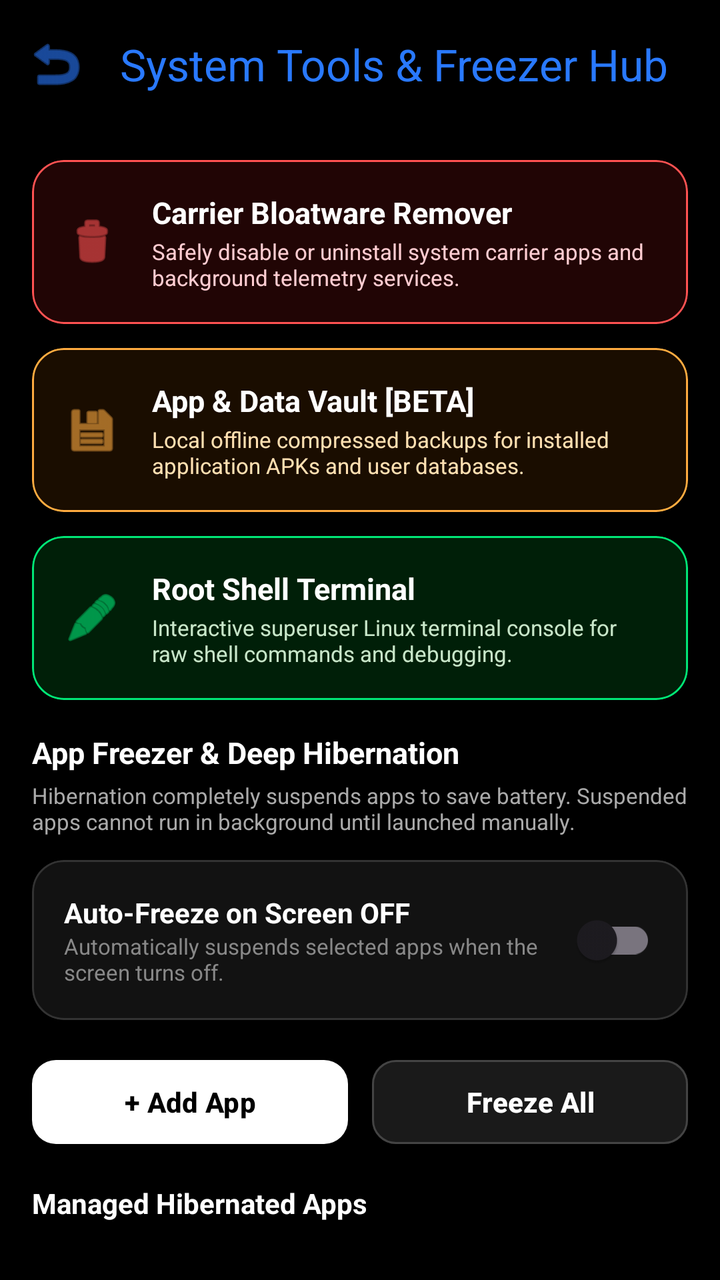
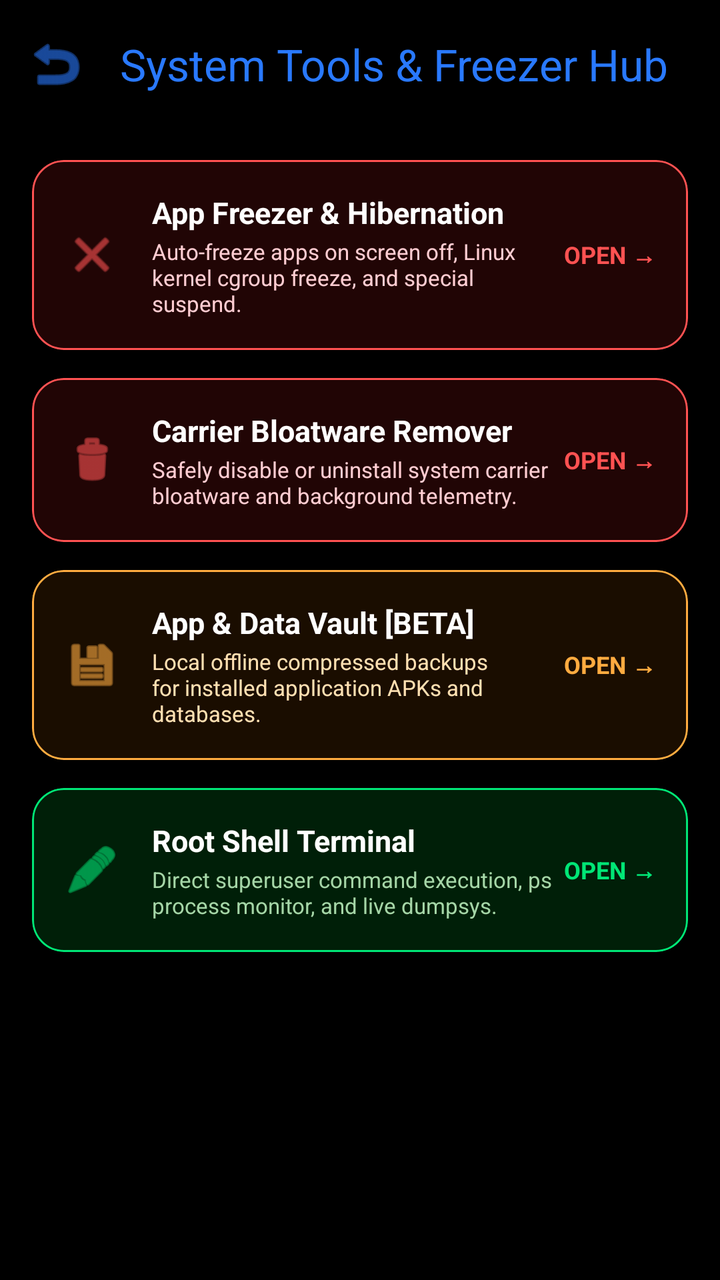

Compare the two renders of this Android layout. The source of the first and the diff that turns it into the second are given below.
<!-- AndroidManifest.xml: activity theme Theme.PhoneControl -->
<!-- res/layout/activity_freezer.xml -->
<?xml version="1.0" encoding="utf-8"?>
<LinearLayout xmlns:android="http://schemas.android.com/apk/res/android"
    xmlns:app="http://schemas.android.com/apk/res-auto"
    android:layout_width="match_parent"
    android:layout_height="match_parent"
    android:orientation="vertical"
    android:background="@android:color/black"
    android:fitsSystemWindows="true">

    <com.google.android.material.appbar.MaterialToolbar
        android:id="@+id/toolbarFreezer"
        android:layout_width="match_parent"
        android:layout_height="?attr/actionBarSize"
        app:title="System Tools &amp; Freezer Hub"
        app:titleTextColor="@color/color_freezer"
        app:navigationIcon="@android:drawable/ic_menu_revert"
        app:navigationIconTint="@color/color_freezer" />

    <androidx.core.widget.NestedScrollView
        android:layout_width="match_parent"
        android:layout_height="match_parent">

        <LinearLayout
            android:layout_width="match_parent"
            android:layout_height="wrap_content"
            android:orientation="vertical"
            android:padding="16dp">

            
            <com.google.android.material.card.MaterialCardView
                android:id="@+id/cardBloatware"
                android:layout_width="match_parent"
                android:layout_height="wrap_content"
                android:layout_marginBottom="12dp"
                app:cardCornerRadius="16dp"
                app:cardBackgroundColor="#210505"
                app:strokeWidth="1dp"
                app:strokeColor="#FF5252"
                android:clickable="true"
                android:focusable="true">
                <LinearLayout
                    android:layout_width="match_parent"
                    android:layout_height="wrap_content"
                    android:orientation="horizontal"
                    android:padding="16dp"
                    android:gravity="center_vertical">
                    <ImageView
                        android:layout_width="28dp"
                        android:layout_height="28dp"
                        android:src="@android:drawable/ic_menu_delete"
                        app:tint="#FF5252" />
                    <LinearLayout
                        android:layout_width="0dp"
                        android:layout_height="wrap_content"
                        android:layout_weight="1"
                        android:layout_marginStart="16dp"
                        android:orientation="vertical">
                        <TextView
                            android:layout_width="wrap_content"
                            android:layout_height="wrap_content"
                            android:text="Carrier Bloatware Remover"
                            android:textColor="@android:color/white"
                            android:textStyle="bold"
                            android:textSize="15sp" />
                        <TextView
                            android:layout_width="wrap_content"
                            android:layout_height="wrap_content"
                            android:layout_marginTop="2dp"
                            android:text="Safely disable or uninstall system carrier apps and background telemetry services."
                            android:textColor="#FFCDD2"
                            android:textSize="11sp" />
                    </LinearLayout>
                </LinearLayout>
            </com.google.android.material.card.MaterialCardView>

            
            <com.google.android.material.card.MaterialCardView
                android:id="@+id/cardVault"
                android:layout_width="match_parent"
                android:layout_height="wrap_content"
                android:layout_marginBottom="12dp"
                app:cardCornerRadius="16dp"
                app:cardBackgroundColor="#1A0D00"
                app:strokeWidth="1dp"
                app:strokeColor="#FFAB40"
                android:clickable="true"
                android:focusable="true">
                <LinearLayout
                    android:layout_width="match_parent"
                    android:layout_height="wrap_content"
                    android:orientation="horizontal"
                    android:padding="16dp"
                    android:gravity="center_vertical">
                    <ImageView
                        android:layout_width="28dp"
                        android:layout_height="28dp"
                        android:src="@android:drawable/ic_menu_save"
                        app:tint="#FFAB40" />
                    <LinearLayout
                        android:layout_width="0dp"
                        android:layout_height="wrap_content"
                        android:layout_weight="1"
                        android:layout_marginStart="16dp"
                        android:orientation="vertical">
                        <TextView
                            android:layout_width="wrap_content"
                            android:layout_height="wrap_content"
                            android:text="App &amp; Data Vault [BETA]"
                            android:textColor="@android:color/white"
                            android:textStyle="bold"
                            android:textSize="15sp" />
                        <TextView
                            android:layout_width="wrap_content"
                            android:layout_height="wrap_content"
                            android:layout_marginTop="2dp"
                            android:text="Local offline compressed backups for installed application APKs and user databases."
                            android:textColor="#FFE0B2"
                            android:textSize="11sp" />
                    </LinearLayout>
                </LinearLayout>
            </com.google.android.material.card.MaterialCardView>

            
            <com.google.android.material.card.MaterialCardView
                android:id="@+id/cardTerminal"
                android:layout_width="match_parent"
                android:layout_height="wrap_content"
                android:layout_marginBottom="16dp"
                app:cardCornerRadius="16dp"
                app:cardBackgroundColor="#001F08"
                app:strokeWidth="1dp"
                app:strokeColor="#00E676"
                android:clickable="true"
                android:focusable="true">
                <LinearLayout
                    android:layout_width="match_parent"
                    android:layout_height="wrap_content"
                    android:orientation="horizontal"
                    android:padding="16dp"
                    android:gravity="center_vertical">
                    <ImageView
                        android:layout_width="28dp"
                        android:layout_height="28dp"
                        android:src="@android:drawable/ic_menu_edit"
                        app:tint="#00E676" />
                    <LinearLayout
                        android:layout_width="0dp"
                        android:layout_height="wrap_content"
                        android:layout_weight="1"
                        android:layout_marginStart="16dp"
                        android:orientation="vertical">
                        <TextView
                            android:layout_width="wrap_content"
                            android:layout_height="wrap_content"
                            android:text="Root Shell Terminal"
                            android:textColor="@android:color/white"
                            android:textStyle="bold"
                            android:textSize="15sp" />
                        <TextView
                            android:layout_width="wrap_content"
                            android:layout_height="wrap_content"
                            android:layout_marginTop="2dp"
                            android:text="Interactive superuser Linux terminal console for raw shell commands and debugging."
                            android:textColor="#C8E6C9"
                            android:textSize="11sp" />
                    </LinearLayout>
                </LinearLayout>
            </com.google.android.material.card.MaterialCardView>

            
            <LinearLayout
                android:id="@+id/layoutFreezerSection"
                android:layout_width="match_parent"
                android:layout_height="wrap_content"
                android:orientation="vertical">

                <TextView
                    android:layout_width="match_parent"
                    android:layout_height="wrap_content"
                    android:text="App Freezer &amp; Deep Hibernation"
                    android:textColor="#FFFFFF"
                    android:textSize="15sp"
                    android:textStyle="bold"
                    android:layout_marginBottom="4dp" />

                <TextView
                    android:layout_width="match_parent"
                    android:layout_height="wrap_content"
                    android:text="Hibernation completely suspends apps to save battery. Suspended apps cannot run in background until launched manually."
                    android:textColor="#AAAAAA"
                    android:textSize="11sp"
                    android:layout_marginBottom="12dp" />

                <com.google.android.material.card.MaterialCardView
                    android:layout_width="match_parent"
                    android:layout_height="wrap_content"
                    android:layout_marginBottom="16dp"
                    app:cardCornerRadius="16dp"
                    app:cardBackgroundColor="#121212"
                    app:strokeWidth="1dp"
                    app:strokeColor="#333333">
                    <LinearLayout
                        android:layout_width="match_parent"
                        android:layout_height="wrap_content"
                        android:orientation="vertical"
                        android:padding="16dp">
                        <LinearLayout
                            android:layout_width="match_parent"
                            android:layout_height="wrap_content"
                            android:orientation="horizontal"
                            android:gravity="center_vertical">
                            <LinearLayout
                                android:layout_width="0dp"
                                android:layout_height="wrap_content"
                                android:layout_weight="1"
                                android:orientation="vertical">
                                <TextView
                                    android:layout_width="wrap_content"
                                    android:layout_height="wrap_content"
                                    android:text="Auto-Freeze on Screen OFF"
                                    android:textColor="#FFFFFF"
                                    android:textStyle="bold"
                                    android:textSize="14sp" />
                                <TextView
                                    android:layout_width="wrap_content"
                                    android:layout_height="wrap_content"
                                    android:text="Automatically suspends selected apps when the screen turns off."
                                    android:textColor="#888888"
                                    android:textSize="11sp" />
                            </LinearLayout>
                            <com.google.android.material.switchmaterial.SwitchMaterial
                                android:id="@+id/switchAutoFreeze"
                                android:layout_width="wrap_content"
                                android:layout_height="wrap_content" />
                        </LinearLayout>
                    </LinearLayout>
                </com.google.android.material.card.MaterialCardView>

                <LinearLayout
                    android:layout_width="match_parent"
                    android:layout_height="wrap_content"
                    android:orientation="horizontal"
                    android:layout_marginBottom="16dp">
                    <com.google.android.material.button.MaterialButton
                        android:id="@+id/btnAddNewFreeze"
                        android:layout_width="0dp"
                        android:layout_height="50dp"
                        android:layout_weight="1"
                        android:text="+ Add App"
                        android:textColor="@android:color/black"
                        android:textStyle="bold"
                        app:backgroundTint="@android:color/white"
                        app:cornerRadius="12dp" />
                    <View android:layout_width="12dp" android:layout_height="0dp" />
                    <com.google.android.material.button.MaterialButton
                        android:id="@+id/btnFreezeAllNow"
                        android:layout_width="0dp"
                        android:layout_height="50dp"
                        android:layout_weight="1"
                        android:text="Freeze All"
                        android:textColor="@android:color/white"
                        android:textStyle="bold"
                        app:backgroundTint="#1A1A1A"
                        app:strokeWidth="1dp"
                        app:strokeColor="#444444"
                        app:cornerRadius="12dp" />
                </LinearLayout>

                <LinearLayout
                    android:id="@+id/layoutEditActions"
                    android:layout_width="match_parent"
                    android:layout_height="wrap_content"
                    android:orientation="horizontal"
                    android:layout_marginBottom="12dp"
                    android:visibility="gone">

                    <com.google.android.material.button.MaterialButton
                        android:id="@+id/btnRemoveSelected"
                        android:layout_width="0dp"
                        android:layout_height="wrap_content"
                        android:layout_weight="1"
                        android:text="Remove Selected"
                        android:textColor="@android:color/white"
                        app:backgroundTint="@android:color/holo_red_dark"
                        app:cornerRadius="8dp" />

                    <com.google.android.material.button.MaterialButton
                        android:id="@+id/btnCancelEdit"
                        style="@style/Widget.Material3.Button.TextButton"
                        android:layout_width="wrap_content"
                        android:layout_height="wrap_content"
                        android:layout_marginStart="8dp"
                        android:text="Cancel"
                        android:textColor="@android:color/white" />
                </LinearLayout>

                <TextView
                    android:layout_width="match_parent"
                    android:layout_height="wrap_content"
                    android:text="Managed Hibernated Apps"
                    android:textColor="#FFFFFF"
                    android:textSize="14sp"
                    android:textStyle="bold"
                    android:layout_marginBottom="8dp" />

                <LinearLayout
                    android:id="@+id/layoutFrozenAppsList"
                    android:layout_width="match_parent"
                    android:layout_height="wrap_content"
                    android:orientation="vertical" />

            </LinearLayout>

        </LinearLayout>
    </androidx.core.widget.NestedScrollView>
</LinearLayout>
<!-- resources referenced by this layout -->
<resources>
  <color name="color_freezer">#2979FF</color>
  <style name="Theme.PhoneControl" parent="Theme.Material3.DayNight.NoActionBar">
          
          <item name="colorPrimary">@color/purple_500</item>
          <item name="colorPrimaryVariant">@color/purple_700</item>
          <item name="colorOnPrimary">@color/white</item>
          
          <item name="colorSecondary">@color/teal_200</item>
          <item name="colorSecondaryVariant">@color/teal_700</item>
          <item name="colorOnSecondary">@color/black</item>
          
          <item name="android:statusBarColor">@android:color/black</item>
          <item name="android:windowLightStatusBar" tools:targetApi="m">false</item>
          
          
          
      </style>
  <color name="purple_500">#FF6200EE</color>
  <color name="purple_700">#FF3700B3</color>
  <color name="white">#FFFFFFFF</color>
  <color name="teal_200">#FF03DAC5</color>
  <color name="teal_700">#FF018786</color>
  <color name="black">#FF000000</color>
</resources>

<!-- the commit's change to res/layout/activity_freezer.xml (unified diff, before → after) -->
@@ -28,10 +28,64 @@
 
             
             <com.google.android.material.card.MaterialCardView
+                android:id="@+id/cardAppFreezer"
+                android:layout_width="match_parent"
+                android:layout_height="wrap_content"
+                android:layout_marginBottom="14dp"
+                app:cardCornerRadius="16dp"
+                app:cardBackgroundColor="#210505"
+                app:strokeWidth="1dp"
+                app:strokeColor="#FF5252"
+                android:clickable="true"
+                android:focusable="true">
+                <LinearLayout
+                    android:layout_width="match_parent"
+                    android:layout_height="wrap_content"
+                    android:orientation="horizontal"
+                    android:padding="16dp"
+                    android:gravity="center_vertical">
+                    <ImageView
+                        android:layout_width="28dp"
+                        android:layout_height="28dp"
+                        android:src="@android:drawable/ic_menu_close_clear_cancel"
+                        app:tint="#FF5252" />
+                    <LinearLayout
+                        android:layout_width="0dp"
+                        android:layout_height="wrap_content"
+                        android:layout_weight="1"
+                        android:layout_marginStart="16dp"
+                        android:orientation="vertical">
+                        <TextView
+                            android:layout_width="wrap_content"
+                            android:layout_height="wrap_content"
+                            android:text="App Freezer &amp; Hibernation"
+                            android:textColor="@android:color/white"
+                            android:textStyle="bold"
+                            android:textSize="15sp" />
+                        <TextView
+                            android:layout_width="wrap_content"
+                            android:layout_height="wrap_content"
+                            android:layout_marginTop="2dp"
+                            android:text="Auto-freeze apps on screen off, Linux kernel cgroup freeze, and special suspend."
+                            android:textColor="#FFCDD2"
+                            android:textSize="11sp" />
+                    </LinearLayout>
+                    <TextView
+                        android:layout_width="wrap_content"
+                        android:layout_height="wrap_content"
+                        android:text="OPEN →"
+                        android:textColor="#FF5252"
+                        android:textSize="12sp"
+                        android:textStyle="bold" />
+                </LinearLayout>
+            </com.google.android.material.card.MaterialCardView>
+
+            
+            <com.google.android.material.card.MaterialCardView
                 android:id="@+id/cardBloatware"
                 android:layout_width="match_parent"
                 android:layout_height="wrap_content"
-                android:layout_marginBottom="12dp"
+                android:layout_marginBottom="14dp"
                 app:cardCornerRadius="16dp"
                 app:cardBackgroundColor="#210505"
                 app:strokeWidth="1dp"
@@ -66,10 +120,17 @@
                             android:layout_width="wrap_content"
                             android:layout_height="wrap_content"
                             android:layout_marginTop="2dp"
-                            android:text="Safely disable or uninstall system carrier apps and background telemetry services."
+                            android:text="Safely disable or uninstall system carrier bloatware and background telemetry."
                             android:textColor="#FFCDD2"
                             android:textSize="11sp" />
                     </LinearLayout>
+                    <TextView
+                        android:layout_width="wrap_content"
+                        android:layout_height="wrap_content"
+                        android:text="OPEN →"
+                        android:textColor="#FF5252"
+                        android:textSize="12sp"
+                        android:textStyle="bold" />
                 </LinearLayout>
             </com.google.android.material.card.MaterialCardView>
 
@@ -78,7 +139,7 @@
                 android:id="@+id/cardVault"
                 android:layout_width="match_parent"
                 android:layout_height="wrap_content"
-                android:layout_marginBottom="12dp"
+                android:layout_marginBottom="14dp"
                 app:cardCornerRadius="16dp"
                 app:cardBackgroundColor="#1A0D00"
                 app:strokeWidth="1dp"
@@ -113,10 +174,17 @@
                             android:layout_width="wrap_content"
                             android:layout_height="wrap_content"
                             android:layout_marginTop="2dp"
-                            android:text="Local offline compressed backups for installed application APKs and user databases."
+                            android:text="Local offline compressed backups for installed application APKs and databases."
                             android:textColor="#FFE0B2"
                             android:textSize="11sp" />
                     </LinearLayout>
+                    <TextView
+                        android:layout_width="wrap_content"
+                        android:layout_height="wrap_content"
+                        android:text="OPEN →"
+                        android:textColor="#FFAB40"
+                        android:textSize="12sp"
+                        android:textStyle="bold" />
                 </LinearLayout>
             </com.google.android.material.card.MaterialCardView>
 
@@ -125,7 +193,7 @@
                 android:id="@+id/cardTerminal"
                 android:layout_width="match_parent"
                 android:layout_height="wrap_content"
-                android:layout_marginBottom="16dp"
+                android:layout_marginBottom="14dp"
                 app:cardCornerRadius="16dp"
                 app:cardBackgroundColor="#001F08"
                 app:strokeWidth="1dp"
@@ -160,157 +228,21 @@
                             android:layout_width="wrap_content"
                             android:layout_height="wrap_content"
                             android:layout_marginTop="2dp"
-                            android:text="Interactive superuser Linux terminal console for raw shell commands and debugging."
-                            android:textColor="#C8E6C9"
-                            android:textSize="11sp" />
-                    </LinearLayout>
-                </LinearLayout>
-            </com.google.android.material.card.MaterialCardView>
-
-            
-            <LinearLayout
-                android:id="@+id/layoutFreezerSection"
-                android:layout_width="match_parent"
-                android:layout_height="wrap_content"
-                android:orientation="vertical">
-
-                <TextView
-                    android:layout_width="match_parent"
-                    android:layout_height="wrap_content"
-                    android:text="App Freezer &amp; Deep Hibernation"
-                    android:textColor="#FFFFFF"
-                    android:textSize="15sp"
-                    android:textStyle="bold"
-                    android:layout_marginBottom="4dp" />
-
-                <TextView
-                    android:layout_width="match_parent"
-                    android:layout_height="wrap_content"
-                    android:text="Hibernation completely suspends apps to save battery. Suspended apps cannot run in background until launched manually."
-                    android:textColor="#AAAAAA"
-                    android:textSize="11sp"
-                    android:layout_marginBottom="12dp" />
-
-                <com.google.android.material.card.MaterialCardView
-                    android:layout_width="match_parent"
-                    android:layout_height="wrap_content"
-                    android:layout_marginBottom="16dp"
-                    app:cardCornerRadius="16dp"
-                    app:cardBackgroundColor="#121212"
-                    app:strokeWidth="1dp"
-                    app:strokeColor="#333333">
-                    <LinearLayout
-                        android:layout_width="match_parent"
-                        android:layout_height="wrap_content"
-                        android:orientation="vertical"
-                        android:padding="16dp">
-                        <LinearLayout
-                            android:layout_width="match_parent"
-                            android:layout_height="wrap_content"
-                            android:orientation="horizontal"
-                            android:gravity="center_vertical">
-                            <LinearLayout
-                                android:layout_width="0dp"
-                                android:layout_height="wrap_content"
-                                android:layout_weight="1"
-                                android:orientation="vertical">
-                                <TextView
-                                    android:layout_width="wrap_content"
-                                    android:layout_height="wrap_content"
-                                    android:text="Auto-Freeze on Screen OFF"
-                                    android:textColor="#FFFFFF"
-                                    android:textStyle="bold"
-                                    android:textSize="14sp" />
-                                <TextView
-                                    android:layout_width="wrap_content"
-                                    android:layout_height="wrap_content"
-                                    android:text="Automatically suspends selected apps when the screen turns off."
-                                    android:textColor="#888888"
-                                    android:textSize="11sp" />
-                            </LinearLayout>
-                            <com.google.android.material.switchmaterial.SwitchMaterial
-                                android:id="@+id/switchAutoFreeze"
-                                android:layout_width="wrap_content"
-                                android:layout_height="wrap_content" />
-                        </LinearLayout>
-                    </LinearLayout>
-                </com.google.android.material.card.MaterialCardView>
-
-                <LinearLayout
-                    android:layout_width="match_parent"
-                    android:layout_height="wrap_content"
-                    android:orientation="horizontal"
-                    android:layout_marginBottom="16dp">
-                    <com.google.android.material.button.MaterialButton
-                        android:id="@+id/btnAddNewFreeze"
-                        android:layout_width="0dp"
-                        android:layout_height="50dp"
-                        android:layout_weight="1"
-                        android:text="+ Add App"
-                        android:textColor="@android:color/black"
-                        android:textStyle="bold"
-                        app:backgroundTint="@android:color/white"
-                        app:cornerRadius="12dp" />
-                    <View android:layout_width="12dp" android:layout_height="0dp" />
-                    <com.google.android.material.button.MaterialButton
-                        android:id="@+id/btnFreezeAllNow"
-                        android:layout_width="0dp"
-                        android:layout_height="50dp"
-                        android:layout_weight="1"
-                        android:text="Freeze All"
-                        android:textColor="@android:color/white"
-                        android:textStyle="bold"
-                        app:backgroundTint="#1A1A1A"
-                        app:strokeWidth="1dp"
-                        app:strokeColor="#444444"
-                        app:cornerRadius="12dp" />
-                </LinearLayout>
-
-                <LinearLayout
-                    android:id="@+id/layoutEditActions"
-                    android:layout_width="match_parent"
-                    android:layout_height="wrap_content"
-                    android:orientation="horizontal"
-                    android:layout_marginBottom="12dp"
-                    android:visibility="gone">
-
-                    <com.google.android.material.button.MaterialButton
-                        android:id="@+id/btnRemoveSelected"
-                        android:layout_width="0dp"
-                        android:layout_height="wrap_content"
-                        android:layout_weight="1"
-                        android:text="Remove Selected"
-                        android:textColor="@android:color/white"
-                        app:backgroundTint="@android:color/holo_red_dark"
-                        app:cornerRadius="8dp" />
-
-                    <com.google.android.material.button.MaterialButton
-                        android:id="@+id/btnCancelEdit"
-                        style="@style/Widget.Material3.Button.TextButton"
-                        android:layout_width="wrap_content"
-                        android:layout_height="wrap_content"
-                        android:layout_marginStart="8dp"
-                        android:text="Cancel"
-                        android:textColor="@android:color/white" />
-                </LinearLayout>
-
-                <TextView
-                    android:layout_width="match_parent"
-                    android:layout_height="wrap_content"
-                    android:text="Managed Hibernated Apps"
-                    android:textColor="#FFFFFF"
-                    android:textSize="14sp"
-                    android:textStyle="bold"
-                    android:layout_marginBottom="8dp" />
-
-                <LinearLayout
-                    android:id="@+id/layoutFrozenAppsList"
-                    android:layout_width="match_parent"
-                    android:layout_height="wrap_content"
-                    android:orientation="vertical" />
-
-            </LinearLayout>
+                            android:text="Direct superuser command execution, ps process monitor, and live dumpsys."
+                            android:textColor="#A5D6A7"
+                            android:textSize="11sp" />
+                    </LinearLayout>
+                    <TextView
+                        android:layout_width="wrap_content"
+                        android:layout_height="wrap_content"
+                        android:text="OPEN →"
+                        android:textColor="#00E676"
+                        android:textSize="12sp"
+                        android:textStyle="bold" />
+                </LinearLayout>
+            </com.google.android.material.card.MaterialCardView>
 
         </LinearLayout>
     </androidx.core.widget.NestedScrollView>
+
 </LinearLayout>
